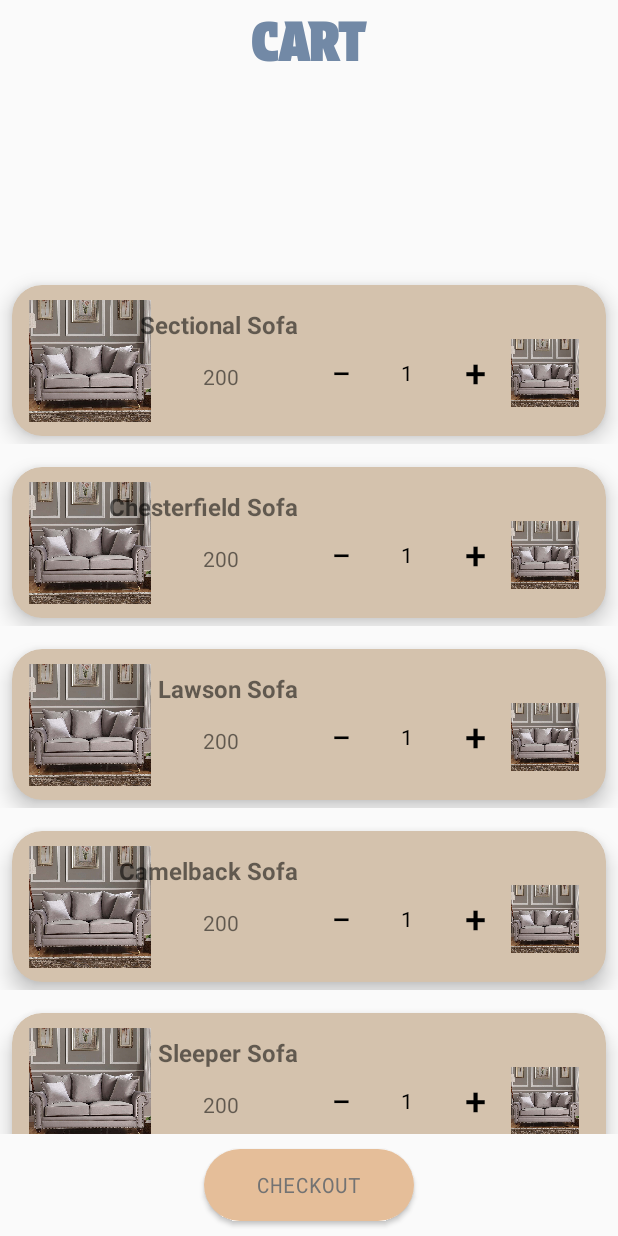
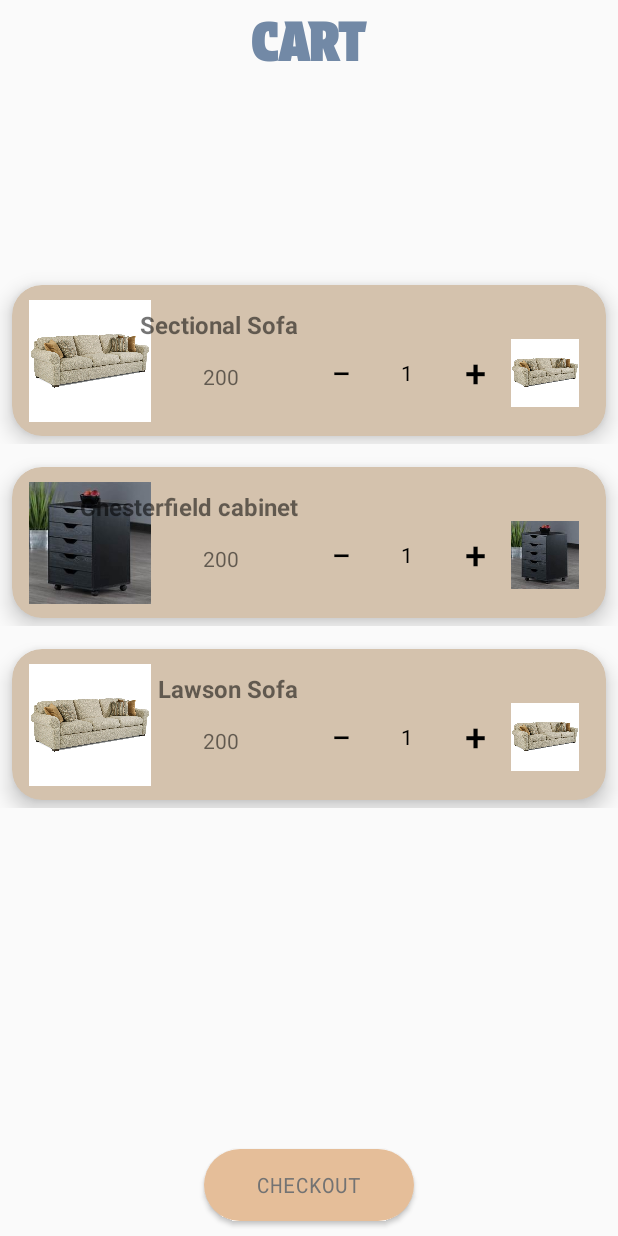
Before and after one commit to aishaa020/androidproj, an Android app: the CartActivity screen opened directly, with no data from a screen before it, on a phone screen of 412 x 824 dp. Run offline under Robolectric (Android 15) with nearby library versions, the phone set to English and light mode, and no system bars; 2 statements that could not run were skipped.

Commit message:
commit 6

```diff
--- a/app/src/main/java/com/example/project/CartActivity.java
+++ b/app/src/main/java/com/example/project/CartActivity.java
@@ -46,14 +46,10 @@ public class CartActivity extends AppCompatActivity {
         binding.cartView.setLayoutManager(linearLayoutManager);
 
         cart = new ArrayList<>();
-        cart.add(new ModelCart("Sectional Sofa", "200", R.drawable.sofa, 1));
-        cart.add(new ModelCart("Chesterfield Sofa", "200", R.drawable.sofa, 2));
-        cart.add(new ModelCart("Lawson Sofa",  "200", R.drawable.sofa, 1));
-        cart.add(new ModelCart("Camelback Sofa","200", R.drawable.sofa, 3));
-        cart.add(new ModelCart("Sleeper Sofa",  "200", R.drawable.sofa, 2));
-        cart.add(new ModelCart("Recliner Sofa", "200", R.drawable.sofa, 1));
-        cart.add(new ModelCart("Chaise Lounge",  "200", R.drawable.sofa, 1));
-        cart.add(new ModelCart("Futon", "200", R.drawable.sofa, 1));
+        cart.add(new ModelCart("Sectional Sofa", "200", R.drawable.sofa1, 1));
+        cart.add(new ModelCart("Chesterfield cabinet", "200", R.drawable.cabinet1, 2));
+        cart.add(new ModelCart("Lawson Sofa",  "200", R.drawable.sofa1, 1));
+
 
 
         AdapterCart adapter = new AdapterCart(this, cart);
--- a/app/src/main/java/com/example/project/MainActivity.java
+++ b/app/src/main/java/com/example/project/MainActivity.java
@@ -55,7 +55,7 @@ public class MainActivity extends AppCompatActivity {
                         break;
 
                     case 2:
-                        intent = new Intent(MainActivity.this, CheckoutStepOne.class);
+                        intent = new Intent(MainActivity.this, likes.class);
                         startActivity(intent);
                         break;
 
@@ -65,12 +65,12 @@ public class MainActivity extends AppCompatActivity {
                         break;
 
                     case 4:
-                        intent = new Intent(MainActivity.this, CheckoutStepFour.class);
+                        intent = new Intent(MainActivity.this, CartActivity.class);
                         startActivity(intent);
                         break;
 
                     case 5:
-                        Intent intent = new Intent(MainActivity.this, CheckoutStepThree.class);
+                        Intent intent = new Intent(MainActivity.this, UserProfileActivity.class);
                         startActivity(intent);
                         break;
                 }
```
Also changed, not shown: app/src/main/java/com/example/project/likes.java (+3 -8 lines), app/src/main/res/drawable/cabinet1.jpg (added), app/src/main/res/drawable/sofa1.jpg (added).
